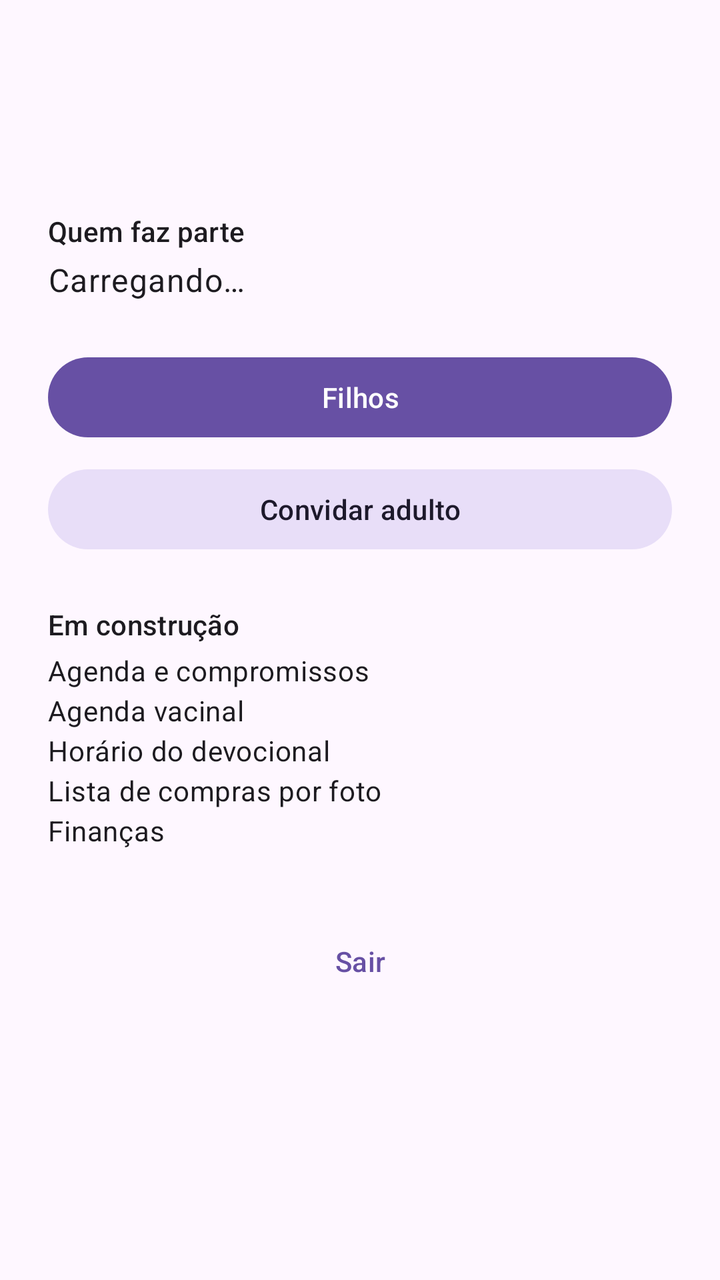
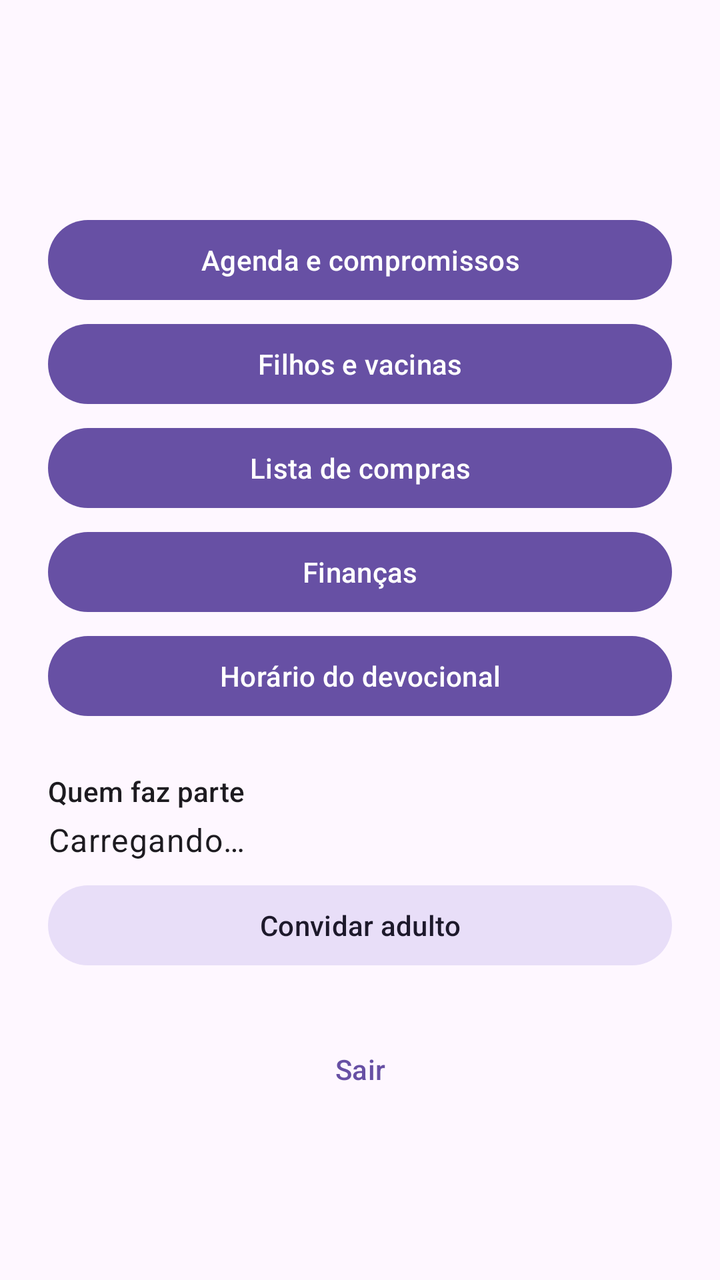

An Android layout rendered at two revisions. The XML below is the earlier revision; the diff shows what the commit changed to produce the second picture.
<!-- AndroidManifest.xml: application theme Theme.AppFamilia -->
<!-- res/layout/activity_inicio.xml -->
<?xml version="1.0" encoding="utf-8"?>
<ScrollView xmlns:android="http://schemas.android.com/apk/res/android"
    android:layout_width="match_parent"
    android:layout_height="match_parent"
    android:fillViewport="true">

    <LinearLayout
        android:layout_width="match_parent"
        android:layout_height="wrap_content"
        android:orientation="vertical"
        android:padding="24dp">

        <TextView
            android:id="@+id/texto_saudacao"
            android:layout_width="match_parent"
            android:layout_height="wrap_content"
            android:textAppearance="?attr/textAppearanceHeadlineSmall" />

        <TextView
            android:id="@+id/texto_casa"
            android:layout_width="match_parent"
            android:layout_height="wrap_content"
            android:layout_marginTop="4dp"
            android:textAppearance="?attr/textAppearanceTitleMedium" />

        <TextView
            android:layout_width="match_parent"
            android:layout_height="wrap_content"
            android:layout_marginTop="24dp"
            android:text="Quem faz parte"
            android:textAppearance="?attr/textAppearanceLabelLarge" />

        <TextView
            android:id="@+id/texto_membros"
            android:layout_width="match_parent"
            android:layout_height="wrap_content"
            android:layout_marginTop="4dp"
            android:text="Carregando…"
            android:textAppearance="?attr/textAppearanceBodyLarge" />

        <Button
            android:id="@+id/botao_filhos"
            android:layout_width="match_parent"
            android:layout_height="wrap_content"
            android:layout_marginTop="24dp"
            android:text="Filhos" />

        <Button
            android:id="@+id/botao_convidar"
            style="@style/Widget.Material3.Button.TonalButton"
            android:layout_width="match_parent"
            android:layout_height="wrap_content"
            android:layout_marginTop="8dp"
            android:text="Convidar adulto" />

        <TextView
            android:layout_width="match_parent"
            android:layout_height="wrap_content"
            android:layout_marginTop="24dp"
            android:text="Em construção"
            android:textAppearance="?attr/textAppearanceLabelLarge" />

        <TextView
            android:layout_width="match_parent"
            android:layout_height="wrap_content"
            android:layout_marginTop="4dp"
            android:text="Agenda e compromissos\nAgenda vacinal\nHorário do devocional\nLista de compras por foto\nFinanças"
            android:textAppearance="?attr/textAppearanceBodyMedium" />

        <Button
            android:id="@+id/botao_sair"
            style="@style/Widget.Material3.Button.TextButton"
            android:layout_width="match_parent"
            android:layout_height="wrap_content"
            android:layout_marginTop="32dp"
            android:text="Sair" />
    </LinearLayout>
</ScrollView>
<!-- resources referenced by this layout -->
<resources>
  <style name="Theme.AppFamilia" parent="Theme.Material3.DayNight" />
</resources>

<!-- the commit's change to res/layout/activity_inicio.xml (unified diff, before → after) -->
@@ -23,6 +23,41 @@
             android:layout_marginTop="4dp"
             android:textAppearance="?attr/textAppearanceTitleMedium" />
 
+        <Button
+            android:id="@+id/botao_agenda"
+            android:layout_width="match_parent"
+            android:layout_height="wrap_content"
+            android:layout_marginTop="24dp"
+            android:text="Agenda e compromissos" />
+
+        <Button
+            android:id="@+id/botao_filhos"
+            android:layout_width="match_parent"
+            android:layout_height="wrap_content"
+            android:layout_marginTop="4dp"
+            android:text="Filhos e vacinas" />
+
+        <Button
+            android:id="@+id/botao_compras"
+            android:layout_width="match_parent"
+            android:layout_height="wrap_content"
+            android:layout_marginTop="4dp"
+            android:text="Lista de compras" />
+
+        <Button
+            android:id="@+id/botao_financas"
+            android:layout_width="match_parent"
+            android:layout_height="wrap_content"
+            android:layout_marginTop="4dp"
+            android:text="Finanças" />
+
+        <Button
+            android:id="@+id/botao_devocional"
+            android:layout_width="match_parent"
+            android:layout_height="wrap_content"
+            android:layout_marginTop="4dp"
+            android:text="Horário do devocional" />
+
         <TextView
             android:layout_width="match_parent"
             android:layout_height="wrap_content"
@@ -39,13 +74,6 @@
             android:textAppearance="?attr/textAppearanceBodyLarge" />
 
         <Button
-            android:id="@+id/botao_filhos"
-            android:layout_width="match_parent"
-            android:layout_height="wrap_content"
-            android:layout_marginTop="24dp"
-            android:text="Filhos" />
-
-        <Button
             android:id="@+id/botao_convidar"
             style="@style/Widget.Material3.Button.TonalButton"
             android:layout_width="match_parent"
@@ -53,26 +81,12 @@
             android:layout_marginTop="8dp"
             android:text="Convidar adulto" />
 
-        <TextView
-            android:layout_width="match_parent"
-            android:layout_height="wrap_content"
-            android:layout_marginTop="24dp"
-            android:text="Em construção"
-            android:textAppearance="?attr/textAppearanceLabelLarge" />
-
-        <TextView
-            android:layout_width="match_parent"
-            android:layout_height="wrap_content"
-            android:layout_marginTop="4dp"
-            android:text="Agenda e compromissos\nAgenda vacinal\nHorário do devocional\nLista de compras por foto\nFinanças"
-            android:textAppearance="?attr/textAppearanceBodyMedium" />
-
         <Button
             android:id="@+id/botao_sair"
             style="@style/Widget.Material3.Button.TextButton"
             android:layout_width="match_parent"
             android:layout_height="wrap_content"
-            android:layout_marginTop="32dp"
+            android:layout_marginTop="24dp"
             android:text="Sair" />
     </LinearLayout>
 </ScrollView>
